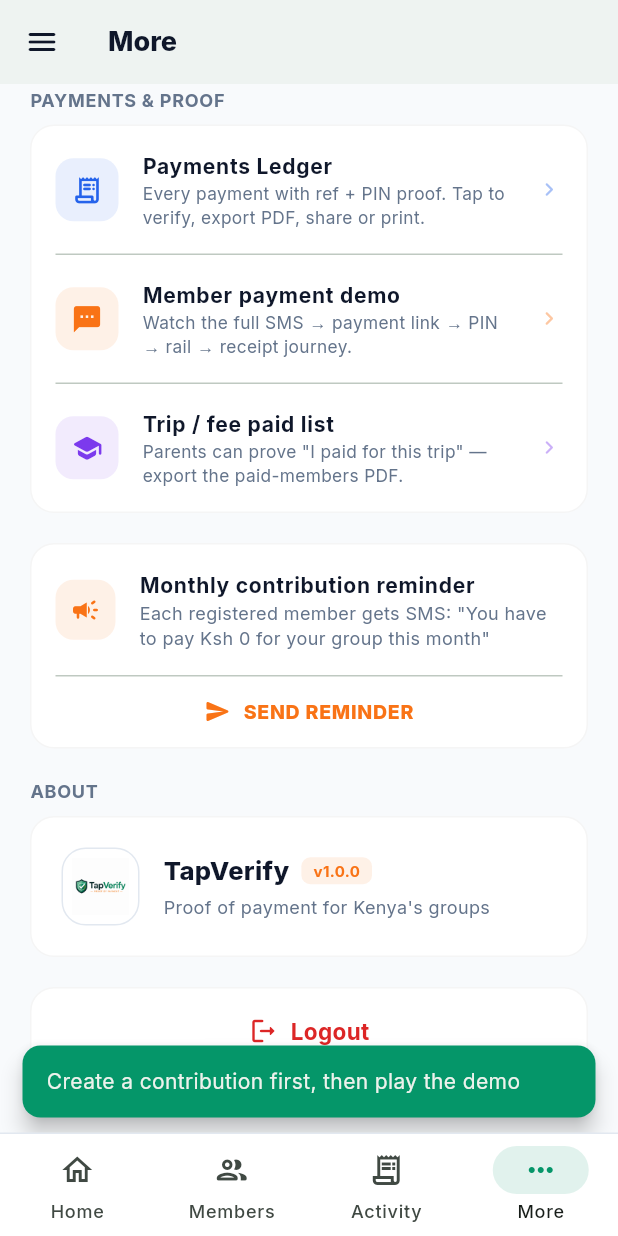
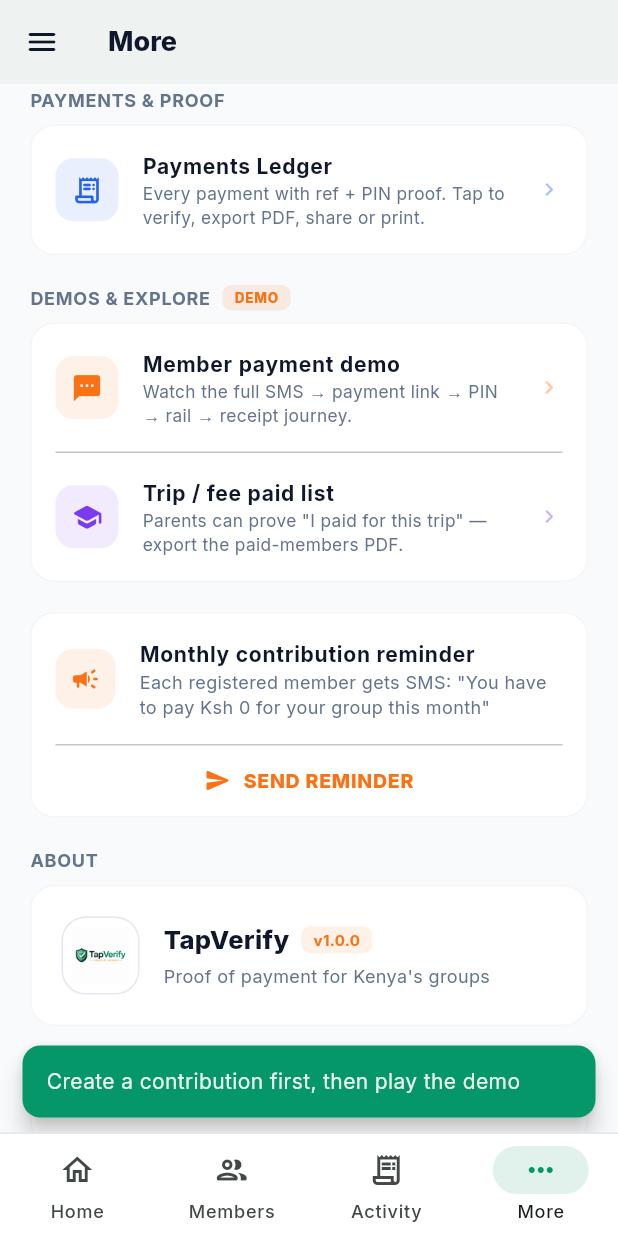
Before and after one commit to joel1-stack/Tapverify, a Flutter app: the HomeShell screen opened directly, item 4 of the bottom bar chosen, scrolled down 576 dp, after a tap on "Member payment demo", on a phone screen of 412 x 824 dp. Run offline on Flutter 3.47's test engine with Material 3 defaults, Android fonts, the phone set to English and light mode, and no system bars; our stand-ins replace csv, file_picker, geolocator, google_fonts, hive, hive_flutter and 4 more; missing offline and left inert: mobile_scanner; accounts and stored records are empty; network calls fail.

Commit message:
V2 cleanup: badge demos as DEMO, separate More-section production tools from demos, use per-org online cover images in profile + drawer

```diff
--- a/lib/screens/dashboard_screen.dart
+++ b/lib/screens/dashboard_screen.dart
@@ -164,7 +164,24 @@ class DashboardState extends State<DashboardScreen>
                             color: Colors.white.withOpacity(0.15),
                           ),
                           clipBehavior: Clip.antiAlias,
-                          child: Image.network(
+                          child: ws?['image']?.toString()?.isNotEmpty == true
+                              ? Image.network(
+                                  ws!['image'].toString(),
+                                  fit: BoxFit.cover,
+                                  errorBuilder: (context, error, stackTrace) {
+                                    return Container(
+                                      decoration: BoxDecoration(
+                                        color: Colors.white.withOpacity(0.15),
+                                        borderRadius: BorderRadius.circular(16),
+                                      ),
+                                      child: const Icon(
+                                          Icons.account_balance_wallet_rounded,
+                                          color: Colors.white,
+                                          size: 30),
+                                    );
+                                  },
+                                )
+                              : Image.network(
                                   'https://images.pexels.com/photos/3184360/pexels-photo-3184360.jpeg?auto=compress&cs=tinysrgb&w=800',
                                   fit: BoxFit.cover,
                                   errorBuilder: (context, error, stackTrace) {
@@ -408,6 +425,7 @@ class DashboardState extends State<DashboardScreen>
                           color: AppColors.accent,
                           title: 'Member payment demo',
                           subtitle: 'Watch this SMS → link → PIN → pay flow',
+                          badge: 'DEMO',
                           onTap: _openDemo,
                         ),
                       ),
@@ -796,6 +814,7 @@ class _ActionTile extends StatelessWidget {
   final String title;
   final String subtitle;
   final VoidCallback onTap;
+  final String? badge;
 
   const _ActionTile({
     required this.icon,
@@ -803,6 +822,7 @@ class _ActionTile extends StatelessWidget {
     required this.title,
     required this.subtitle,
     required this.onTap,
+    this.badge,
   });
 
   @override
@@ -823,6 +843,9 @@ class _ActionTile extends StatelessWidget {
             child: Column(
               crossAxisAlignment: CrossAxisAlignment.start,
               children: [
+                Row(
+                  mainAxisAlignment: MainAxisAlignment.spaceBetween,
+                  children: [
                     Container(
                       width: 38,
                       height: 38,
@@ -831,6 +854,26 @@ class _ActionTile extends StatelessWidget {
                         borderRadius: BorderRadius.circular(12),
                       ),
                       child: Icon(icon, color: color, size: 20),
+                    ),
+                    if (badge != null)
+                      Container(
+                        padding: const EdgeInsets.symmetric(
+                            horizontal: 6, vertical: 2),
+                        decoration: BoxDecoration(
+                          color: color.withOpacity(0.12),
+                          borderRadius: BorderRadius.circular(6),
+                        ),
+                        child: Text(
+                          badge!,
+                          style: GoogleFonts.inter(
+                            fontSize: 8.5,
+                            fontWeight: FontWeight.w800,
+                            color: color,
+                            letterSpacing: 0.5,
+                          ),
+                        ),
+                      ),
+                  ],
                 ),
                 const SizedBox(height: 10),
                 Text(title,
--- a/lib/screens/home_shell.dart
+++ b/lib/screens/home_shell.dart
@@ -156,7 +156,7 @@ class _HomeShellState extends State<HomeShell> {
         ],
       ),
       drawer: _buildDrawer(context,
-          name: name, phone: phone, wsName: ws?['name'] ?? 'Group'),
+          name: name, phone: phone, wsName: ws?['name'] ?? 'Group', ws: ws),
       body: IndexedStack(index: _index, children: _screens),
       bottomNavigationBar: Container(
         decoration: const BoxDecoration(
@@ -202,7 +202,11 @@ class _HomeShellState extends State<HomeShell> {
   }
 
   Widget _buildDrawer(BuildContext context,
-      {required String name, required String phone, required String wsName}) {
+      {required String name,
+      required String phone,
+      required String wsName,
+      Map? ws}) {
+    final wsCover = ws?['image']?.toString();
     return Drawer(
       backgroundColor: Colors.white,
       shape: const RoundedRectangleBorder(),
@@ -227,17 +231,32 @@ class _HomeShellState extends State<HomeShell> {
                   Container(
                     width: 60,
                     height: 60,
-                    padding: const EdgeInsets.all(6),
+                    clipBehavior: Clip.antiAlias,
                     decoration: BoxDecoration(
                       color: Colors.white,
                       borderRadius: BorderRadius.circular(18),
                       border: Border.all(
                           color: Colors.white.withOpacity(0.3), width: 2),
                     ),
-                    child: Image.asset(
-                      AppAssets.logoFull,
-                      fit: BoxFit.contain,
-                    ),
+                    child: wsCover == null || wsCover.isEmpty
+                        ? Padding(
+                            padding: const EdgeInsets.all(6),
+                            child: Image.asset(
+                              AppAssets.logoFull,
+                              fit: BoxFit.contain,
+                            ),
+                          )
+                        : Image.network(
+                            wsCover,
+                            fit: BoxFit.cover,
+                            errorBuilder: (_, __, ___) => Padding(
+                              padding: const EdgeInsets.all(6),
+                              child: Image.asset(
+                                AppAssets.logoFull,
+                                fit: BoxFit.contain,
+                              ),
+                            ),
+                          ),
                   ),
                   const SizedBox(height: 16),
                   Text(
--- a/lib/screens/more_screen.dart
+++ b/lib/screens/more_screen.dart
@@ -11,9 +11,13 @@ import 'member_payment_demo_screen.dart';
 
 /// More tab — account + tools.
 ///
-/// Shows the active workspace profile, the payment rails available, sectioned
-/// links (contributions, payments & proof: ledger, member payment demo, paid
-/// list) and logout. Checks rail status via [ApiService.getPaymentRailInfo].
+/// Shows the active workspace profile (with its cover image), the payment
+/// rails available, and clearly separated sections:
+///  - **PAYMENTS & PROOF** — production tools (ledger, exports)
+///  - **DEMOS & EXPLORE** — the animated demos, clearly badged so they are
+///    never mistaken for real collection tooling
+/// plus offline sync and logout. Checks rail status via
+/// [ApiService.getPaymentRailInfo].
 class MoreScreen extends StatefulWidget {
   const MoreScreen({super.key});
 
@@ -138,6 +142,44 @@ class _MoreScreenState extends State<MoreScreen> {
     );
   }
 
+  /// The active workspace's cover photo (Pexels), used to personalize the
+  /// profile card. Falls back to the logo asset if offline/unavailable.
+  Widget _orgCover({Map? ws, double size = 60}) {
+    final image = ws?['image']?.toString();
+    if (image == null || image.isEmpty) {
+      return Container(
+        width: size,
+        height: size,
+        padding: const EdgeInsets.all(8),
+        decoration: BoxDecoration(
+          color: Colors.white.withOpacity(0.2),
+          borderRadius: BorderRadius.circular(18),
+        ),
+        child: Image.asset(AppAssets.logoFull, fit: BoxFit.contain),
+      );
+    }
+    return Container(
+      width: size,
+      height: size,
+      clipBehavior: Clip.antiAlias,
+      decoration: BoxDecoration(
+        borderRadius: BorderRadius.circular(18),
+        border: Border.all(color: Colors.white.withOpacity(0.4), width: 2),
+      ),
+      child: Image.network(
+        image,
+        fit: BoxFit.cover,
+        errorBuilder: (_, __, ___) => Container(
+          width: size,
+          height: size,
+          padding: const EdgeInsets.all(8),
+          color: Colors.white.withOpacity(0.2),
+          child: Image.asset(AppAssets.logoFull, fit: BoxFit.contain),
+        ),
+      ),
+    );
+  }
+
   @override
   Widget build(BuildContext context) {
     final staff = HiveService.getStaff();
@@ -179,18 +221,7 @@ class _MoreScreenState extends State<MoreScreen> {
           ),
           child: Row(
             children: [
-              Container(
-                width: 60,
-                height: 60,
-                padding: const EdgeInsets.all(8),
-                decoration: BoxDecoration(
-                  color: Colors.white.withOpacity(0.2),
-                  borderRadius: BorderRadius.circular(18),
-                  border: Border.all(
-                      color: Colors.white.withOpacity(0.3), width: 2),
-                ),
-                child: Image.asset(AppAssets.logoFull, fit: BoxFit.contain),
-              ),
+              _orgCover(ws: ws),
               const SizedBox(width: 16),
               Expanded(
                 child: Column(
@@ -454,7 +485,7 @@ class _MoreScreenState extends State<MoreScreen> {
         ),
         const SizedBox(height: 20),
 
-        // Payments ledger entry
+        // Payments & proof — production tools
         Text(
           'PAYMENTS & PROOF',
           style: GoogleFonts.inter(
@@ -471,17 +502,57 @@ class _MoreScreenState extends State<MoreScreen> {
             borderRadius: BorderRadius.circular(16),
             border: Border.all(color: Colors.grey.shade100),
           ),
+          child: _moreTile(
+            icon: Icons.receipt_long_rounded,
+            color: const Color(0xFF2563EB),
+            title: 'Payments Ledger',
+            subtitle:
+                'Every payment with ref + PIN proof. Tap to verify, export PDF, share or print.',
+            onTap: _openLedger,
+          ),
+        ),
+        const SizedBox(height: 20),
+
+        // Demos & explore — clearly badged so they're never mistaken for tools
+        Row(
+          children: [
+            Text(
+              'DEMOS & EXPLORE',
+              style: GoogleFonts.inter(
+                fontSize: 12,
+                fontWeight: FontWeight.w700,
+                color: AppColors.muted,
+                letterSpacing: 0.5,
+              ),
+            ),
+            const SizedBox(width: 8),
+            Container(
+              padding: const EdgeInsets.symmetric(horizontal: 8, vertical: 2),
+              decoration: BoxDecoration(
+                color: AppColors.accent.withOpacity(0.12),
+                borderRadius: BorderRadius.circular(6),
+              ),
+              child: Text(
+                'DEMO',
+                style: GoogleFonts.inter(
+                  fontSize: 9,
+                  fontWeight: FontWeight.w800,
+                  color: AppColors.accent,
+                  letterSpacing: 0.5,
+                ),
+              ),
+            ),
+          ],
+        ),
+        const SizedBox(height: 8),
+        Container(
+          decoration: BoxDecoration(
+            color: Colors.white,
+            borderRadius: BorderRadius.circular(16),
+            border: Border.all(color: Colors.grey.shade100),
+          ),
           child: Column(
             children: [
-              _moreTile(
-                icon: Icons.receipt_long_rounded,
-                color: const Color(0xFF2563EB),
-                title: 'Payments Ledger',
-                subtitle:
-                    'Every payment with ref + PIN proof. Tap to verify, export PDF, share or print.',
-                onTap: _openLedger,
-              ),
-              const Divider(height: 1, indent: 16, endIndent: 16),
               _moreTile(
                 icon: Icons.sms_rounded,
                 color: AppColors.accent,
```
Lines whose indentation alone changed are shown as unchanged.
